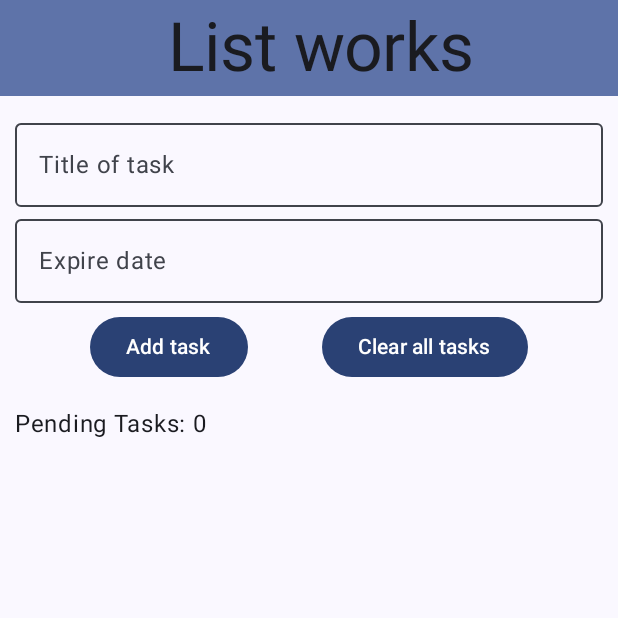
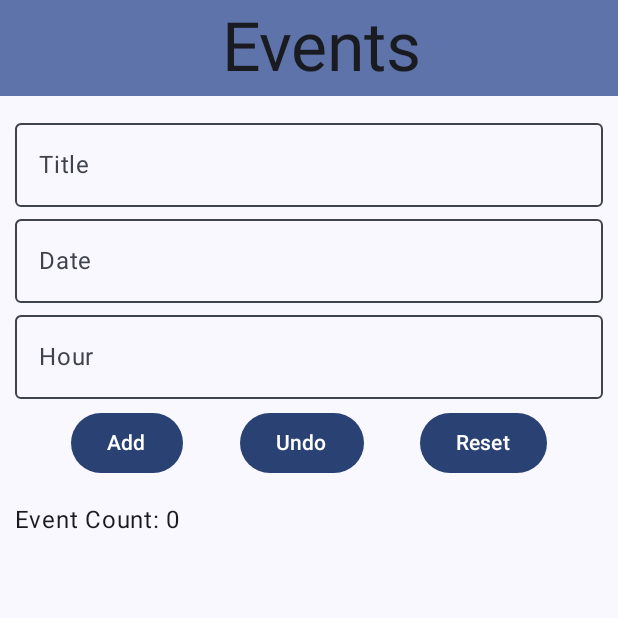
Before and after one commit to CristianPatzi/Examen1TRec_Cristian, an Android app built with Jetpack Compose: the screen it shows after launch (MainActivity), on a phone screen of 412 x 824 dp, the top half of it. Run offline under Robolectric (Android 15) with nearby library versions, the phone set to English and light mode, and no system bars.

Commit message:
Initial Commit

```diff
--- a/app/src/main/java/com/example/todoexamen/models/Tarea.kt
+++ b/app/src/main/java/com/example/todoexamen/models/Tarea.kt
@@ -3,4 +3,5 @@ package com.example.todoexamen.models
 data class Tarea(
     val name: String,
     val date: String,
+    val time: String,
 )
--- a/app/src/main/java/com/example/todoexamen/ui/ToDoScreen.kt
+++ b/app/src/main/java/com/example/todoexamen/ui/ToDoScreen.kt
@@ -44,6 +44,7 @@ fun TodoScreen(modifier: Modifier = Modifier, todoViewModel: ToDoViewModel = vie
 
     var title by rememberSaveable { mutableStateOf("") }
     var date by rememberSaveable { mutableStateOf("") }
+    var time by rememberSaveable { mutableStateOf("") }
 
     Scaffold(modifier = Modifier
         .fillMaxSize(),
@@ -58,17 +59,21 @@ fun TodoScreen(modifier: Modifier = Modifier, todoViewModel: ToDoViewModel = vie
             FormInputs(
                 title = title,
                 date = date,
+                time = time,
                 onDateChange = { date = it },
-                onTitleChange = { title = it }
+                onTitleChange = { title = it },
+                onTimeChange = {time = it}
             )
 
             FormActions(
                 addTask = {
-                    todoViewModel.addTask(Tarea(title, date))
+                    todoViewModel.addTask(Tarea(title, date, time))
                     title = "";
                     date = "";
+                    time = "";
                 },
-                clearAllTask = { todoViewModel.clearAllTask() }
+                clearAllTask = { todoViewModel.clearAllTask() },
+                undo = {}
             )
             Box(modifier = Modifier.height(dimensionResource(R.dimen.space_box)))
 
@@ -90,7 +95,8 @@ fun TodoScreen(modifier: Modifier = Modifier, todoViewModel: ToDoViewModel = vie
 fun FormActions(
     addTask: () -> Unit,
     clearAllTask: () -> Unit,
-) {
+    undo: () -> Unit,
+    ) {
     Row(
         modifier = Modifier
             .fillMaxWidth()
@@ -104,6 +110,11 @@ fun FormActions(
             Text(text = stringResource(R.string.add_task))
 
         }
+        Button(onClick = undo) {
+            Text(text = stringResource(R.string.undo))
+
+        }
+
         Button(onClick = clearAllTask) {
             Text(text = stringResource(R.string.clear_all_tasks))
         }
@@ -114,8 +125,10 @@ fun FormActions(
 fun FormInputs(
     title: String,
     date: String,
+    time: String,
     onTitleChange: (String) -> Unit,
-    onDateChange: (String) -> Unit
+    onDateChange: (String) -> Unit,
+    onTimeChange: (String) -> Unit
 ) {
 
     Column(
@@ -146,6 +159,23 @@ fun FormInputs(
             ),
             label = {
                 Text(stringResource(R.string.expire_date))
+            },
+            modifier = Modifier.fillMaxWidth(),
+            colors = TextFieldDefaults.colors(
+                focusedContainerColor = colorScheme.surface,
+                unfocusedContainerColor = colorScheme.surface,
+                disabledContainerColor = colorScheme.surface,
+            ),
+
+            )
+        OutlinedTextField(
+            value = time,
+            onValueChange = onDateChange,
+            keyboardOptions = KeyboardOptions(
+                keyboardType = KeyboardType.Text
+            ),
+            label = {
+                Text(stringResource(R.string.expire_time))
             },
             modifier = Modifier.fillMaxWidth(),
             colors = TextFieldDefaults.colors(
--- a/app/src/main/java/com/example/todoexamen/ui/ToDoViewModel.kt
+++ b/app/src/main/java/com/example/todoexamen/ui/ToDoViewModel.kt
@@ -17,8 +17,8 @@ class ToDoViewModel: ViewModel() {
             val currentList = currentState.tareas;
             currentList.add(tarea)
             currentState.copy(
+                pendding = currentList.size,
                 tareas = currentList,
-                pendding = currentList.size,
 
             )
 
@@ -30,8 +30,8 @@ class ToDoViewModel: ViewModel() {
             val currentList = currentState.tareas;
             currentList.clear()
             currentState.copy(
+                pendding = currentList.size,
                 tareas = currentList,
-                pendding = currentList.size,
                 )
 
         }
--- a/app/src/main/java/com/example/todoexamen/ui/TodoItem.kt
+++ b/app/src/main/java/com/example/todoexamen/ui/TodoItem.kt
@@ -26,6 +26,10 @@ fun TodoItem(tarea: Tarea) {
             text = "Fecha: ${tarea.date}",
             style = MaterialTheme.typography.bodyMedium,
         )
+        Text(
+            text = "Hora: ${tarea.time}",
+            style = MaterialTheme.typography.bodyMedium,
+        )
         Box(modifier = Modifier.height(dimensionResource(R.dimen.space_small_box)))
 
 
@@ -35,5 +39,5 @@ fun TodoItem(tarea: Tarea) {
 @Preview(backgroundColor = Color.WHITE.toLong())
 @Composable
 fun ItemPreview() {
-    TodoItem(tarea = Tarea("Cosas", "1/10/2024"))
+    TodoItem(tarea = Tarea("Cosas", "1/10/2024", "13:22"))
 }
--- a/app/src/main/java/com/example/todoexamen/ui/theme/Theme.kt
+++ b/app/src/main/java/com/example/todoexamen/ui/theme/Theme.kt
@@ -36,7 +36,6 @@ private val LightColorScheme = lightColorScheme(
 @Composable
 fun ToDoExamenTheme(
     darkTheme: Boolean = isSystemInDarkTheme(),
-    // Dynamic color is available on Android 12+
     dynamicColor: Boolean = true,
     content: @Composable () -> Unit
 ) {
--- a/app/src/main/res/values/strings.xml
+++ b/app/src/main/res/values/strings.xml
@@ -1,10 +1,12 @@
 <resources>
-    <string name="app_name">ToDoExamen</string>
-    <string name="list_works">List works</string>
-    <string name="expire_date">Expire date</string>
-    <string name="title_of_task">Title of task</string>
-    <string name="clear_all_tasks">Clear all tasks</string>
-    <string name="add_task">Add task</string>
-    <string name="pendding_tasks">"Pending Tasks: %1$s "</string>
+    <string name="app_name">Manager of Events</string>
+    <string name="list_works">Events</string>
+    <string name="expire_time">Hour</string>
+    <string name="expire_date">Date</string>
+    <string name="title_of_task">Title</string>
+    <string name="clear_all_tasks">Reset</string>
+    <string name="undo">Undo</string>
+    <string name="add_task">Add</string>
+    <string name="pendding_tasks">"Event Count: %1$s "</string>
 
 </resources>
```
Also changed, not shown: 1 other file.
